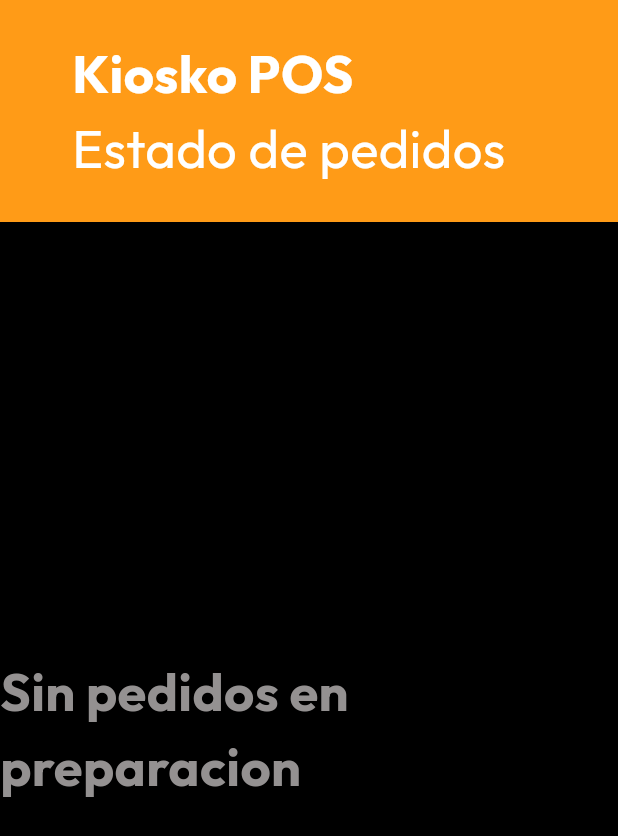
After one commit to HectorRiquelme/kiosko_v2, a Flutter app: the screen it shows after launch, scrolled down 103 dp, after a tap on "Pantalla de pedidos", on a phone screen of 412 x 824 dp. The commit adds this screen. Shown: the top 836 px of the screen. Run offline on Flutter 3.47's test engine with Material 3 defaults, Android fonts, the phone set to English and light mode, and no system bars; our stand-ins replace cached_network_image, drift, flutter_riverpod, google_fonts, image_picker; accounts and stored records are empty; generated files the repository leaves out were written again.

Commit message:
Add public order display screen for customer-facing queue board
- Two-column layout: Preparando | Listos para retirar
- Large queue number badges with pulse animation for ready orders
- Auto-refresh every 3 seconds
- Dark background optimized for TV/secondary display
- Accessible from login screen via "Pantalla de pedidos" button

160 tests passing, 0 analysis issues.

```diff
--- a/lib/presentation/screens/login_screen.dart
+++ b/lib/presentation/screens/login_screen.dart
@@ -8,6 +8,7 @@ import '../providers/auth_provider.dart';
 import 'home_screen.dart';
 import 'admin/admin_panel_screen.dart';
 import 'kitchen/kitchen_screen.dart';
+import 'order_display_screen.dart';
 
 class LoginScreen extends ConsumerStatefulWidget {
   const LoginScreen({super.key});
@@ -155,6 +156,23 @@ class _LoginScreenState extends ConsumerState<LoginScreen> {
                   ),
                 ),
               ),
+              const SizedBox(height: AppSpacing.gapS),
+              TextButton(
+                onPressed: () {
+                  Navigator.of(context).pushReplacement(
+                    MaterialPageRoute(
+                      builder: (_) => const OrderDisplayScreen(),
+                    ),
+                  );
+                },
+                child: Text(
+                  'Pantalla de pedidos',
+                  style: AppTypography.bodyMedium.copyWith(
+                    color: AppColors.textSecondary,
+                    fontSize: 16,
+                  ),
+                ),
+              ),
             ],
           ),
         ),
--- /dev/null
+++ b/lib/presentation/screens/order_display_screen.dart
@@ -0,0 +1,280 @@
+import 'dart:async';
+import 'package:flutter/material.dart';
+import 'package:flutter_riverpod/flutter_riverpod.dart';
+import '../../core/theme/app_colors.dart';
+import '../../core/theme/app_spacing.dart';
+import '../../core/theme/app_typography.dart';
+import '../../domain/entities/order.dart';
+import '../providers/database_provider.dart';
+
+final displayOrdersProvider = FutureProvider<List<Order>>((ref) async {
+  final repo = ref.watch(orderRepositoryProvider);
+  return repo.getAllOrders();
+});
+
+/// Public-facing display screen that shows order queue numbers
+/// and their current status. Designed to be shown on a TV or
+/// secondary display visible to customers.
+class OrderDisplayScreen extends ConsumerStatefulWidget {
+  const OrderDisplayScreen({super.key});
+
+  @override
+  ConsumerState<OrderDisplayScreen> createState() =>
+      _OrderDisplayScreenState();
+}
+
+class _OrderDisplayScreenState extends ConsumerState<OrderDisplayScreen> {
+  Timer? _refreshTimer;
+
+  @override
+  void initState() {
+    super.initState();
+    _refreshTimer = Timer.periodic(const Duration(seconds: 3), (_) {
+      ref.invalidate(displayOrdersProvider);
+    });
+  }
+
+  @override
+  void dispose() {
+    _refreshTimer?.cancel();
+    super.dispose();
+  }
+
+  @override
+  Widget build(BuildContext context) {
+    final ordersAsync = ref.watch(displayOrdersProvider);
+
+    return Scaffold(
+      backgroundColor: AppColors.backgroundDark,
+      body: Column(
+        children: [
+          // Header
+          Container(
+            width: double.infinity,
+            padding: const EdgeInsets.symmetric(
+              horizontal: AppSpacing.paddingXL,
+              vertical: AppSpacing.paddingM,
+            ),
+            color: AppColors.primary,
+            child: Wrap(
+              alignment: WrapAlignment.spaceBetween,
+              crossAxisAlignment: WrapCrossAlignment.center,
+              children: [
+                Text('Kiosko POS',
+                    style: AppTypography.headline2
+                        .copyWith(color: AppColors.textOnPrimary)),
+                Text('Estado de pedidos',
+                    style: AppTypography.bodyLarge
+                        .copyWith(color: AppColors.textOnPrimary)),
+              ],
+            ),
+          ),
+
+          // Orders grid
+          Expanded(
+            child: ordersAsync.when(
+              data: (allOrders) {
+                final preparing = allOrders
+                    .where((o) => o.status == OrderStatus.preparing)
+                    .toList();
+                final ready = allOrders
+                    .where((o) => o.status == OrderStatus.ready)
+                    .toList();
+
+                if (preparing.isEmpty && ready.isEmpty) {
+                  return Center(
+                    child: Text(
+                      'Sin pedidos en preparacion',
+                      style: AppTypography.headline2
+                          .copyWith(color: AppColors.textSecondary),
+                    ),
+                  );
+                }
+
+                return Row(
+                  children: [
+                    // Preparing section
+                    Expanded(
+                      child: _DisplaySection(
+                        title: 'Preparando',
+                        icon: Icons.restaurant,
+                        color: AppColors.primary,
+                        orders: preparing,
+                      ),
+                    ),
+                    // Divider
+                    Container(width: 2, color: AppColors.textSecondary),
+                    // Ready section
+                    Expanded(
+                      child: _DisplaySection(
+                        title: 'Listos para retirar',
+                        icon: Icons.check_circle,
+                        color: AppColors.success,
+                        orders: ready,
+                        highlight: true,
+                      ),
+                    ),
+                  ],
+                );
+              },
+              loading: () => const Center(
+                child: CircularProgressIndicator(color: AppColors.primary),
+              ),
+              error: (_, _) => Center(
+                child: Text('Error',
+                    style: AppTypography.headline2
+                        .copyWith(color: AppColors.error)),
+              ),
+            ),
+          ),
+        ],
+      ),
+    );
+  }
+}
+
+class _DisplaySection extends StatelessWidget {
+  final String title;
+  final IconData icon;
+  final Color color;
+  final List<Order> orders;
+  final bool highlight;
+
+  const _DisplaySection({
+    required this.title,
+    required this.icon,
+    required this.color,
+    required this.orders,
+    this.highlight = false,
+  });
+
+  @override
+  Widget build(BuildContext context) {
+    return Column(
+      children: [
+        // Section header
+        Container(
+          width: double.infinity,
+          padding: const EdgeInsets.all(AppSpacing.paddingM),
+          child: Row(
+            mainAxisAlignment: MainAxisAlignment.center,
+            children: [
+              Icon(icon, color: color, size: 32),
+              const SizedBox(width: 12),
+              Text(
+                title,
+                style: AppTypography.headline2.copyWith(
+                  color: color,
+                  fontSize: 28,
+                ),
+              ),
+            ],
+          ),
+        ),
+        const Divider(color: AppColors.textSecondary, height: 1),
+        // Queue numbers grid
+        Expanded(
+          child: orders.isEmpty
+              ? Center(
+                  child: Text(
+                    '---',
+                    style: AppTypography.headline2
+                        .copyWith(color: AppColors.textSecondary),
+                  ),
+                )
+              : Padding(
+                  padding: const EdgeInsets.all(AppSpacing.paddingM),
+                  child: Wrap(
+                    spacing: 16,
+                    runSpacing: 16,
+                    alignment: WrapAlignment.center,
+                    children: orders.map((order) {
+                      return _QueueNumberBadge(
+                        number: order.queueNumber,
+                        color: color,
+                        highlight: highlight,
+                      );
+                    }).toList(),
+                  ),
+                ),
+        ),
+      ],
+    );
+  }
+}
+
+class _QueueNumberBadge extends StatefulWidget {
+  final int number;
+  final Color color;
+  final bool highlight;
+
+  const _QueueNumberBadge({
+    required this.number,
+    required this.color,
+    this.highlight = false,
+  });
+
+  @override
+  State<_QueueNumberBadge> createState() => _QueueNumberBadgeState();
+}
+
+class _QueueNumberBadgeState extends State<_QueueNumberBadge>
+    with SingleTickerProviderStateMixin {
+  late AnimationController _controller;
+
+  @override
+  void initState() {
+    super.initState();
+    _controller = AnimationController(
+      vsync: this,
+      duration: const Duration(milliseconds: 800),
+    );
+    if (widget.highlight) {
+      _controller.repeat(reverse: true);
+    }
+  }
+
+  @override
+  void dispose() {
+    _controller.dispose();
+    super.dispose();
+  }
+
+  @override
+  Widget build(BuildContext context) {
+    return AnimatedBuilder(
+      animation: _controller,
+      builder: (context, child) {
+        final scale = widget.highlight
+            ? 1.0 + (_controller.value * 0.05)
+            : 1.0;
+        return Transform.scale(
+          scale: scale,
+          child: Container(
+            width: 120,
+            height: 120,
+            decoration: BoxDecoration(
+              color: widget.color,
+              borderRadius: BorderRadius.circular(AppSpacing.radiusM),
+              boxShadow: widget.highlight
+                  ? [
+                      BoxShadow(
+                        color: widget.color.withValues(alpha: 0.5),
+                        blurRadius: 20,
+                        spreadRadius: 2,
+                      )
+                    ]
+                  : null,
+            ),
+            child: Center(
+              child: Text(
+                '#${widget.number}',
+                style: AppTypography.headline1.copyWith(fontSize: 42),
+              ),
+            ),
+          ),
+        );
+      },
+    );
+  }
+}
```
Also changed, not shown: 1 other file.
